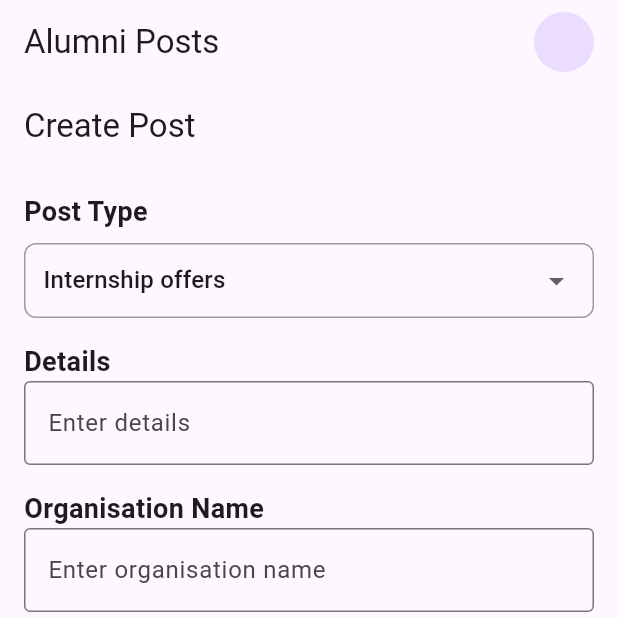
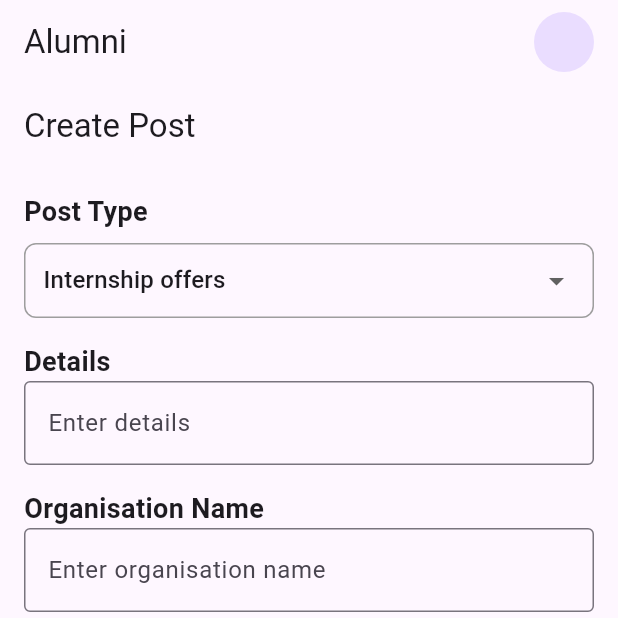
Before and after one commit to Akshay-C-A/EduNetDemo, a Flutter app: the screen it shows once a user with an empty profile is signed in, item 3 of the bottom bar chosen, on a phone screen of 412 x 824 dp, the top half of it. Run offline on Flutter 3.47's test engine with Material 3 defaults, Android fonts, the phone set to English and light mode, and no system bars; our stand-ins replace cloud_firestore, firebase_auth, firebase_core, firebase_storage, image_picker, permission_handler; missing offline and left inert: firebase_app_check; accounts and stored records are empty.

Commit message:
Minor changes

```diff
--- a/edunetdemo/lib/alumni/alumni_dashboard.dart
+++ b/edunetdemo/lib/alumni/alumni_dashboard.dart
@@ -70,7 +70,7 @@ class _Alumni_DashboardState extends State<Alumni_Dashboard> {
   Widget build(BuildContext context) {
     return Scaffold(
       appBar: AppBar(
-        title: Text('Alumni Posts'),
+        title: Text('Alumni'),
         actions: [
           GestureDetector(
             onTap: () {
--- a/edunetdemo/lib/alumni/alumni_notification.dart
+++ b/edunetdemo/lib/alumni/alumni_notification.dart
@@ -16,9 +16,6 @@ class _AlumniNotificationState extends State<AlumniNotification> {
   @override
   Widget build(BuildContext context) {
     return Scaffold(
-      appBar: AppBar(
-        title: Text('Alumni Notifications'),
-      ),
       body: StreamBuilder<QuerySnapshot>(
         stream: AlumniFirestoreService.getAlumniPostsStream(),
         builder: (context, snapshot) {
```
Also changed, not shown: edunetdemo/lib/common_pages/student_page.dart (+2 -12 lines).
